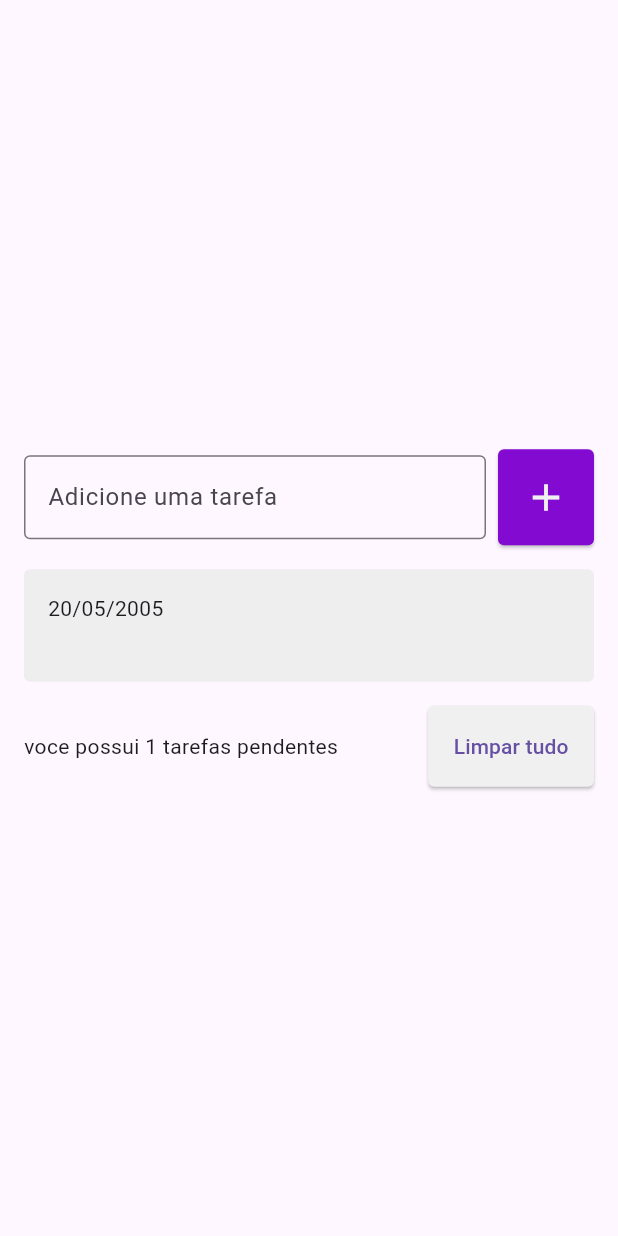
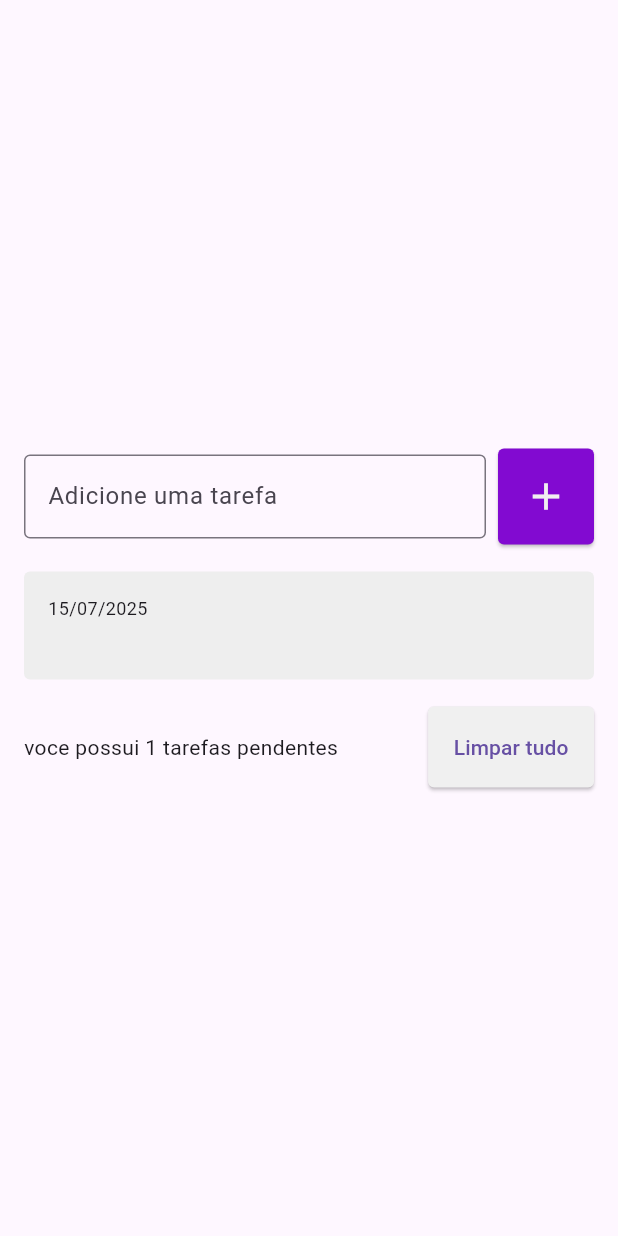
Before and after one commit to carlohen/Lista-de-Tarefas, a Flutter app: the screen it shows after launch, after a tap on the "add" icon, on a phone screen of 412 x 824 dp. Run offline on Flutter 3.47's test engine with Material 3 defaults, Android fonts, the phone set to English and light mode, and no system bars.

Commit message:
Corrige modelo Todo e exibição da data formatada

```diff
--- a/lib/main.dart
+++ b/lib/main.dart
@@ -11,6 +11,7 @@ class MyApp extends StatelessWidget {
   @override
   Widget build(BuildContext context) {
     return MaterialApp(
+      debugShowCheckedModeBanner: false,
       home: TodoListPage(),
     );
   }
--- /dev/null
+++ b/lib/models/todo.dart
@@ -0,0 +1,7 @@
+class Todo {
+  Todo({required this.title, required this.dateTime});
+
+  String title;
+  DateTime dateTime;
+
+}
--- a/lib/pages/todo_list_page.dart
+++ b/lib/pages/todo_list_page.dart
@@ -1,4 +1,5 @@
 import 'package:flutter/material.dart';
+import 'package:flutter_application_1/models/todo.dart';
 import 'package:flutter_application_1/widgets/todo_list_item.dart';
 
 // ignore: must_be_immutable
@@ -12,7 +13,7 @@ class TodoListPage extends StatefulWidget {
 class _TodoListPageState extends State<TodoListPage> {
   final TextEditingController todoController = TextEditingController();
 
-  List<String> todos = [];
+  List<Todo> todos = [];
 
   @override
   Widget build(BuildContext context) {
@@ -41,12 +42,21 @@ class _TodoListPageState extends State<TodoListPage> {
                       onPressed: () {
                         String text = todoController.text;
                         setState(() {
-                          todos.add(text);
+                          Todo newTodo = Todo(
+                            title: text,
+                            dateTime: DateTime.now(),
+                          );
+                          todos.add(newTodo);
                         });
                         todoController.clear();
                       },
                       style: ElevatedButton.styleFrom(
-                        backgroundColor: const Color.fromARGB(255, 130, 10, 209),
+                        backgroundColor: const Color.fromARGB(
+                          255,
+                          130,
+                          10,
+                          209,
+                        ),
                         padding: EdgeInsets.all(17),
                         shape: RoundedRectangleBorder(
                           borderRadius: BorderRadius.circular(4),
@@ -65,22 +75,28 @@ class _TodoListPageState extends State<TodoListPage> {
                   child: ListView(
                     shrinkWrap: true,
                     children: [
-                      for (String todo in todos)
-                        TodoListItem(
-                          title: todo,
-                        ),
+                      for (Todo todo in todos) TodoListItem(todo: todo,),
                     ],
                   ),
                 ),
                 SizedBox(height: 16),
                 Row(
                   children: [
-                    Expanded(child: Text("voce possui ${todos.length} tarefas pendentes")),
+                    Expanded(
+                      child: Text(
+                        "voce possui ${todos.length} tarefas pendentes",
+                      ),
+                    ),
                     SizedBox(width: 8),
                     ElevatedButton(
                       onPressed: () {},
                       style: ElevatedButton.styleFrom(
-                        backgroundColor: const Color.fromARGB(255, 240, 240, 240),
+                        backgroundColor: const Color.fromARGB(
+                          255,
+                          240,
+                          240,
+                          240,
+                        ),
                         padding: EdgeInsets.all(17),
                         shape: RoundedRectangleBorder(
                           borderRadius: BorderRadius.circular(4),
--- a/lib/widgets/todo_list_item.dart
+++ b/lib/widgets/todo_list_item.dart
@@ -1,9 +1,11 @@
 import 'package:flutter/material.dart';
+import 'package:flutter_application_1/models/todo.dart';
+import 'package:intl/intl.dart';
 
 class TodoListItem extends StatelessWidget {
-  const TodoListItem({Key? key, required this.title}) : super(key: key);
+  const TodoListItem({Key? key, required this.todo}) : super(key: key);
 
-  final String title;
+  final Todo todo;
 
   @override
   Widget build(BuildContext context) {
@@ -12,13 +14,20 @@ class TodoListItem extends StatelessWidget {
         color: Colors.grey[200],
         borderRadius: BorderRadius.circular(4),
       ),
+      margin: const EdgeInsets.symmetric(vertical: 2),
       padding: const EdgeInsets.all(16),
       child: Column(
         crossAxisAlignment: CrossAxisAlignment.start,
         children: [
-          Text("20/05/2005"),
           Text(
-            title,
+            DateFormat('dd/MM/yyyy').format(todo.dateTime),
+
+            style: TextStyle(
+              fontSize: 12,
+            )
+          ),
+          Text(
+            todo.title,
             style: TextStyle(fontSize: 16, fontWeight: FontWeight.w600),
           ),
         ],
--- a/pubspec.yaml
+++ b/pubspec.yaml
@@ -34,6 +34,7 @@ dependencies:
   # The following adds the Cupertino Icons font to your application.
   # Use with the CupertinoIcons class for iOS style icons.
   cupertino_icons: ^1.0.8
+  intl:
 
 dev_dependencies:
   flutter_test:
```
Also changed, not shown: pubspec.lock.
